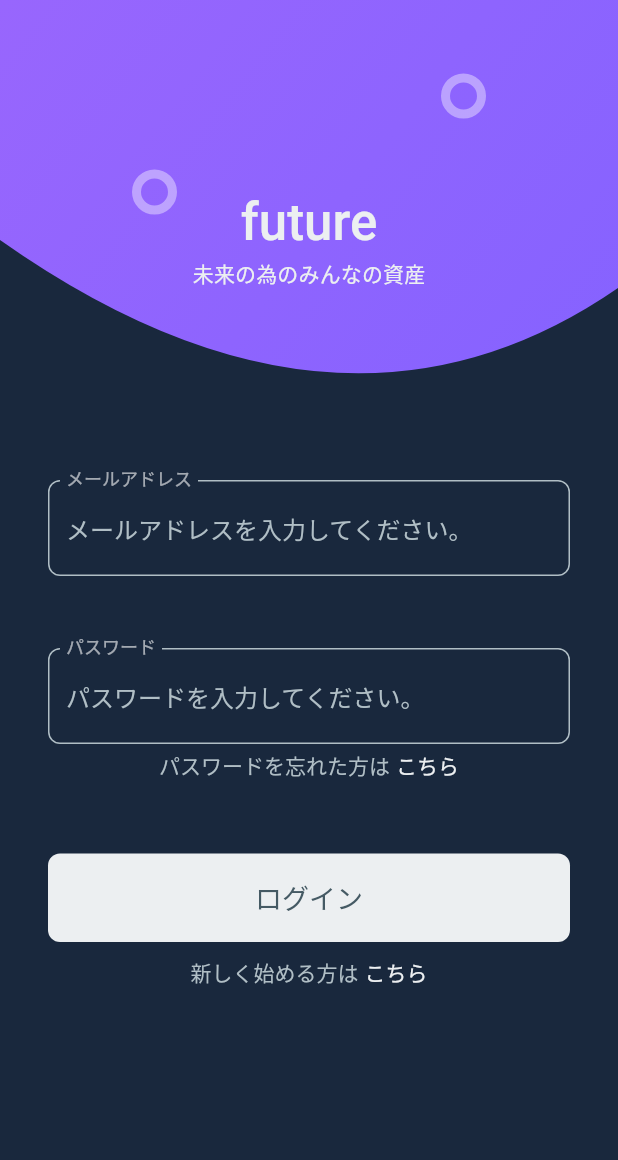
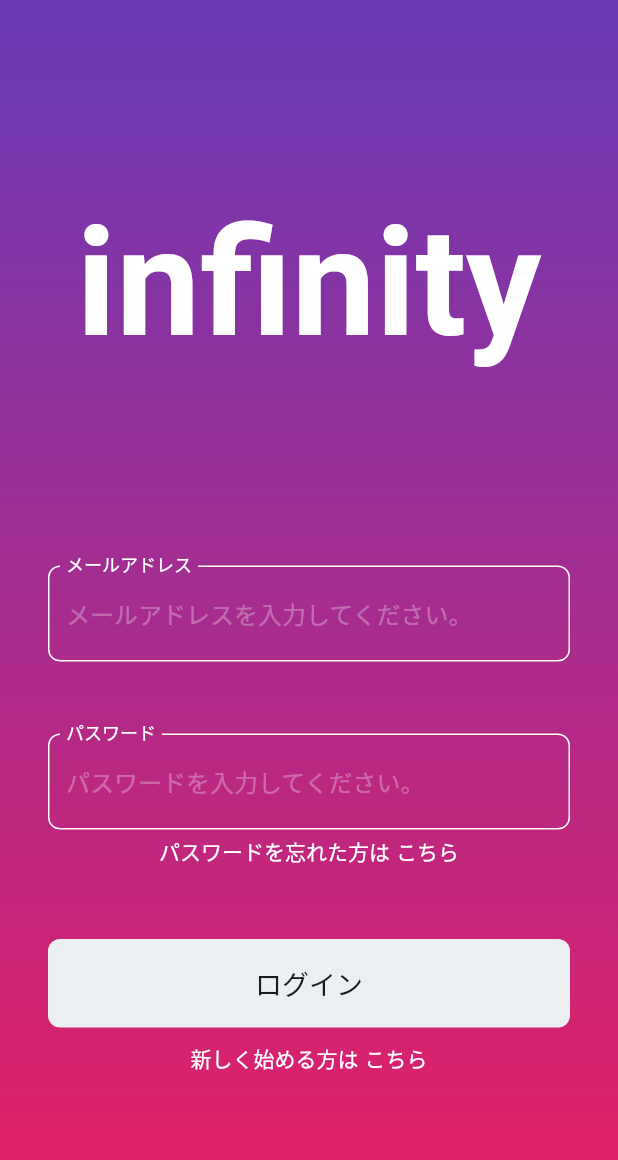
Before and after one commit to HayatoTomonari/infinity, a Flutter app: the screen it shows after launch, on a phone screen of 412 x 824 dp. Shown: the top 1160 px of the screen. Run offline on Flutter 3.47's test engine with Material 2 defaults, Android fonts, the phone set to English and light mode, and no system bars; our stand-ins replace cloud_firestore, firebase_auth, firebase_core, fluttertoast, freezed_annotation, get and 1 more; accounts and stored records are empty.

Commit message:
Task:UIを一新。

```diff
--- a/lib/components/custom_button.dart
+++ b/lib/components/custom_button.dart
@@ -13,8 +13,8 @@ class CustomButton extends StatelessWidget {
   Widget build(BuildContext context) {
     return TextButton(
       style: TextButton.styleFrom(
-        foregroundColor: ConstantsColor.kButtonTextColorPrimary,
-        backgroundColor: ConstantsColor.kButtonColorPrimary,
+        foregroundColor: ConstantsColor.kButtonTextColor,
+        backgroundColor: ConstantsColor.kButtonBackColor,
         padding: const EdgeInsets.symmetric(vertical: 16),
         shape: RoundedRectangleBorder(
           borderRadius: BorderRadius.circular(8),
@@ -26,7 +26,7 @@ class CustomButton extends StatelessWidget {
       child: Text(
         labelText,
         style: Theme.of(context).textTheme.labelLarge!.copyWith(
-            color: ConstantsColor.kButtonTextColorPrimary, fontSize: 18),
+            color: ConstantsColor.kButtonTextColor, fontSize: 18),
       ),
     );
   }
--- a/lib/components/custom_text_field.dart
+++ b/lib/components/custom_text_field.dart
@@ -18,21 +18,23 @@ class CustomTextField extends StatelessWidget {
   @override
   Widget build(BuildContext context) {
     return TextField(
+      style: const TextStyle(color: ConstantsColor.kTextColor),
       decoration: InputDecoration(
         labelText: labelText,
+        labelStyle: const TextStyle(color: ConstantsColor.kFocusColor),
         hintText: hintText,
-        hintStyle: const TextStyle(color: ConstantsColor.kTextColorSecondary),
+        hintStyle: TextStyle(color: ConstantsColor.kTextColor.withOpacity(0.3)),
         floatingLabelBehavior: FloatingLabelBehavior.always,
         focusedBorder: OutlineInputBorder(
           borderRadius: BorderRadius.circular(8),
           borderSide: const BorderSide(
-            color: ConstantsColor.kAccentColor,
+            color: ConstantsColor.kFocusColor,
           ),
         ),
         enabledBorder: OutlineInputBorder(
           borderRadius: BorderRadius.circular(8),
           borderSide: const BorderSide(
-            color: ConstantsColor.kTextColorSecondary,
+            color: ConstantsColor.kTextColor,
           ),
         ),
       ),
--- a/lib/main.dart
+++ b/lib/main.dart
@@ -21,7 +21,7 @@ class MyApp extends StatelessWidget {
       debugShowCheckedModeBanner: false,
       title: 'future',
       theme: ThemeData.dark().copyWith(
-        colorScheme: ColorScheme.fromSwatch().copyWith(secondary: ConstantsColor.kAccentColor),
+        colorScheme: ColorScheme.fromSwatch().copyWith(secondary: ConstantsColor.kFocusColor),
       ),
       home: const WelcomePage(),
     );
--- a/lib/pages/signin_form.dart
+++ b/lib/pages/signin_form.dart
@@ -35,7 +35,7 @@ class SignIn extends StatelessWidget {
               style: Theme.of(context)
                   .textTheme
                   .bodyMedium!
-                  .copyWith(color: ConstantsColor.kTextColorSecondary),
+                  .copyWith(color: ConstantsColor.kTextColor),
             ),
             const SizedBox(width: 4),
             GestureDetector(
@@ -47,7 +47,7 @@ class SignIn extends StatelessWidget {
                 style: Theme.of(context)
                     .textTheme
                     .bodyMedium!
-                    .copyWith(color: ConstantsColor.kTextColorPrimary),
+                    .copyWith(color: ConstantsColor.kTextColor),
               ),
             ),
           ],
--- a/lib/pages/signup_page.dart
+++ b/lib/pages/signup_page.dart
@@ -1,19 +1,31 @@
 import 'package:flutter/material.dart';
-import 'package:si_proto/widgets/header.dart';
 import 'package:si_proto/pages/signup_form.dart';
-import 'package:si_proto/utils/constants_color.dart';
 
 class SignUpPage extends StatelessWidget {
   const SignUpPage({super.key});
   @override
   Widget build(BuildContext context) {
-    return const Scaffold(
-      backgroundColor: ConstantsColor.kBackgroundColor,
+    return Container(
+        decoration: const BoxDecoration(
+          gradient: LinearGradient(
+            colors: [
+              Colors.deepPurple,
+              Colors.pink,
+            ],
+            begin: Alignment.topCenter,
+            end: Alignment.bottomCenter,
+          ),
+        ),
+        child: const Scaffold(
+          backgroundColor: Colors.transparent,
           body: SafeArea(
             child: SingleChildScrollView(
               child: Column(
                 children: [
-              Header(),
+                  Padding(
+                    padding: EdgeInsets.symmetric(vertical: 130),
+                    child: Center(child: Text("infinity", style: TextStyle(fontSize: 100, fontWeight: FontWeight.bold))),
+                  ),
                   Padding(
                     padding: EdgeInsets.symmetric(horizontal: 32),
                     child: SignUpForm(),
@@ -22,6 +34,6 @@ class SignUpPage extends StatelessWidget {
               ),
             ),
           ),
-    );
+        ));
   }
 }
--- a/lib/pages/welcome_page.dart
+++ b/lib/pages/welcome_page.dart
@@ -1,20 +1,32 @@
 import 'package:flutter/material.dart';
-import 'package:si_proto/widgets/header.dart';
 import 'package:si_proto/widgets/Footer.dart';
 import 'package:si_proto/pages/signin_form.dart';
-import 'package:si_proto/utils/constants_color.dart';
 
 class WelcomePage extends StatelessWidget {
   const WelcomePage({super.key});
   @override
   Widget build(BuildContext context) {
-    return const Scaffold(
-      backgroundColor: ConstantsColor.kBackgroundColor,
+    return Container(
+        decoration: const BoxDecoration(
+          gradient: LinearGradient(
+            colors: [
+              Colors.deepPurple,
+              Colors.pink,
+            ],
+            begin: Alignment.topCenter,
+            end: Alignment.bottomCenter,
+          ),
+        ),
+        child: const Scaffold(
+          backgroundColor: Colors.transparent,
           body: SafeArea(
             child: SingleChildScrollView(
               child: Column(
                 children: [
-              Header(),
+                  Padding(
+                    padding: EdgeInsets.symmetric(vertical: 130),
+                    child: Center(child: Text("infinity", style: TextStyle(fontSize: 100, fontWeight: FontWeight.bold))),
+                  ),
                   Padding(
                     padding: EdgeInsets.symmetric(horizontal: 32),
                     child: SignIn(),
@@ -27,6 +39,6 @@ class WelcomePage extends StatelessWidget {
               ),
             ),
           ),
-    );
+        ));
   }
 }
--- a/lib/utils/constants_color.dart
+++ b/lib/utils/constants_color.dart
@@ -1,11 +1,9 @@
 import 'package:flutter/material.dart';
 
 class ConstantsColor{
-  static const Color kAccentColor = Color(0xFFFE7C64);
-  static const Color kBackgroundColor = Color(0xFF19283D);
-  static const Color kTextColorPrimary = Color(0xFFECEFF1);
-  static const Color kTextColorSecondary = Color(0xFFB0BEC5);
-  static const Color kButtonColorPrimary = Color(0xFFECEFF1);
-  static const Color kButtonTextColorPrimary = Color(0xFF455A64);
-  static const Color kIconColor = Color(0xFF455A64);
+  static const Color kFocusColor = Color(0xFFFFFFFF);
+  static const Color kTextColor = Color(0xFFFFFFFF);
+  static const Color kButtonBackColor = Color(0xFFECEFF1);
+  static const Color kButtonTextColor = Color(0xFF1A1A1A);
+  static const Color kIconColor = Colors.purple;
 }
--- a/lib/widgets/footer.dart
+++ b/lib/widgets/footer.dart
@@ -15,7 +15,7 @@ class Footer extends StatelessWidget {
           style: Theme.of(context)
               .textTheme
               .bodyMedium!
-              .copyWith(color: ConstantsColor.kTextColorSecondary),
+              .copyWith(color: ConstantsColor.kTextColor),
         ),
         const SizedBox(width: 4),
         GestureDetector(
@@ -30,7 +30,7 @@ class Footer extends StatelessWidget {
             style: Theme.of(context)
                 .textTheme
                 .bodyMedium!
-                .copyWith(color: ConstantsColor.kTextColorPrimary),
+                .copyWith(color: ConstantsColor.kTextColor),
           ),
         ),
       ],
--- a/lib/widgets/header.dart
+++ b/lib/widgets/header.dart
@@ -41,7 +41,7 @@ class _HeaderTitle extends StatelessWidget {
         Text(
           'future',
           style: Theme.of(context).textTheme.headlineMedium!.copyWith(
-            color: ConstantsColor.kTextColorPrimary,
+            color: ConstantsColor.kTextColor,
             fontWeight: FontWeight.w500,
           ),
         ),
@@ -51,7 +51,7 @@ class _HeaderTitle extends StatelessWidget {
           style: Theme.of(context)
               .textTheme
               .titleSmall!
-              .copyWith(color: ConstantsColor.kTextColorPrimary),
+              .copyWith(color: ConstantsColor.kTextColor),
         ),
       ],
     );
```
Lines whose indentation alone changed are shown as unchanged.
